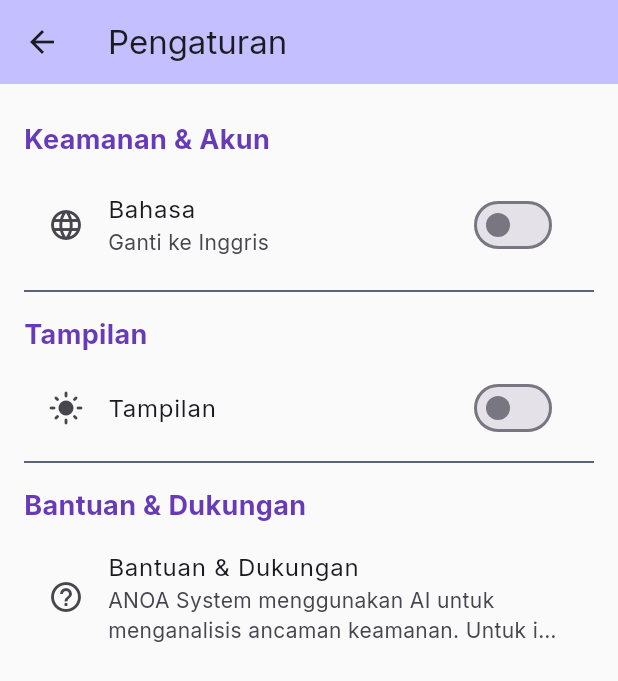
After one commit to Ghafardev/A.N.O.A, a Flutter app: the SettingsPage screen opened directly, after a tap on "Language", after a tap on "Tampilan", on a phone screen of 412 x 824 dp. The commit adds this screen. Shown: the top 681 px of the screen. Run offline on Flutter 3.47's test engine with Material 3 defaults, Android fonts, the phone set to English and light mode, and no system bars; our stand-ins replace fl_chart, google_fonts.

Commit message:
Code syncronization and cleaning frontend/backend folder otside ANOA_System

```diff
--- a/ANOA_System/frontend/lib/main.dart
+++ b/ANOA_System/frontend/lib/main.dart
@@ -1,54 +1,109 @@
 import 'package:flutter/material.dart';
 import 'package:google_fonts/google_fonts.dart';
+import 'package:provider/provider.dart';
 import 'ui/dashboard.dart';
 
 void main() {
-  runApp(const AnoaApp());
+  runApp(
+    MultiProvider(
+      providers: [
+        ChangeNotifierProvider(create: (_) => ThemeProvider()),
+        ChangeNotifierProvider(create: (_) => LanguageProvider()),
+      ],
+      child: const AnoaApp(),
+    ),
+  );
 }
+
+class ThemeProvider with ChangeNotifier {
+  bool _isDarkMode = true;
+  bool get isDarkMode => _isDarkMode;
+
+  void toggleTheme() {
+    _isDarkMode = !_isDarkMode;
+    notifyListeners();
+  }
+}
+
+class LanguageProvider with ChangeNotifier {
+  bool _isEnglish = true;
+  bool get isEnglish => _isEnglish;
+
+  Map<String, String> get labels => _isEnglish ? _en : _id;
+
+  static const Map<String, String> _en = {
+    'settings': 'Settings',
+    'account': 'Security & Account',
+    'language': 'Language',
+    'theme': 'Appearance',
+    'help': 'Help & Support',
+    'help_content': 'ANOA System uses AI to analyze security threats. For more info, contact the Purple Team.',
+  };
+
+  static const Map<String, String> _id = {
+    'settings': 'Pengaturan',
+    'account': 'Keamanan & Akun',
+    'language': 'Bahasa',
+    'theme': 'Tampilan',
+    'help': 'Bantuan & Dukungan',
+    'help_content': 'ANOA System menggunakan AI untuk menganalisis ancaman keamanan. Untuk informasi lebih lanjut, hubungi Purple Team.',
+  };
+
+  void toggleLanguage() {
+    _isEnglish = !_isEnglish;
+    notifyListeners();
+  }
+}
+
 
 class AnoaApp extends StatelessWidget {
   const AnoaApp({super.key});
 
   @override
   Widget build(BuildContext context) {
+    final themeProvider = Provider.of<ThemeProvider>(context);
+
     return MaterialApp(
       title: 'ANOA System – Purple Team AI',
       debugShowCheckedModeBanner: false,
-      theme: _buildTheme(),
+      themeMode: themeProvider.isDarkMode ? ThemeMode.dark : ThemeMode.light,
+      theme: _buildTheme(Brightness.light),
+      darkTheme: _buildTheme(Brightness.dark),
       home: const DashboardScreen(),
     );
   }
 
-  ThemeData _buildTheme() {
-    const bg = Color(0xFF0A0E1A);
-    const surface = Color(0xFF101626);
+  ThemeData _buildTheme(Brightness brightness) {
+    final isDark = brightness == Brightness.dark;
+
+    final bg = isDark ? const Color(0xFF0A0E1A) : Colors.grey[50];
+    final surface = isDark ? const Color(0xFF101626) : Colors.white;
     const primary = Color(0xFF6C63FF);
     const secondary = Color(0xFF00E5FF);
 
-    final base = ThemeData.dark(useMaterial3: true);
+    final base = isDark ? ThemeData.dark(useMaterial3: true) : ThemeData.light(useMaterial3: true);
+
     return base.copyWith(
       scaffoldBackgroundColor: bg,
-      colorScheme: const ColorScheme.dark(
+      colorScheme: ColorScheme.fromSeed(
+        seedColor: primary,
+        brightness: brightness,
         primary: primary,
         secondary: secondary,
         surface: surface,
-        onPrimary: Colors.white,
-        onSecondary: Colors.black,
-        onSurface: Colors.white,
-        tertiary: Color(0xFF34D399),
-        error: Color(0xFFF87171),
+        error: const Color(0xFFF87171),
       ),
       textTheme: GoogleFonts.interTextTheme(base.textTheme).apply(
-        bodyColor: Colors.white,
-        displayColor: Colors.white,
+        bodyColor: isDark ? Colors.white : Colors.black87,
+        displayColor: isDark ? Colors.white : Colors.black87,
       ),
       cardTheme: CardThemeData(
-        color: const Color(0xFF1A2035),
+        color: isDark ? const Color(0xFF1A2035) : Colors.white,
         elevation: 0,
         margin: EdgeInsets.zero,
         shape: RoundedRectangleBorder(
           borderRadius: BorderRadius.circular(16),
-          side: const BorderSide(color: Color(0xFF283050), width: 1),
+          side: BorderSide(color: isDark ? const Color(0xFF283050) : Colors.grey[300]!, width: 1),
         ),
       ),
       dividerTheme: const DividerThemeData(color: Color(0xFF283050)),
--- /dev/null
+++ b/ANOA_System/frontend/lib/settings_page.dart
@@ -0,0 +1,74 @@
+import 'package:flutter/material.dart';
+import 'package:provider/provider.dart';
+import 'main.dart';
+
+class SettingsPage extends StatelessWidget {
+  const SettingsPage({super.key});
+
+  @override
+  Widget build(BuildContext context) {
+    final lang = Provider.of<LanguageProvider>(context);
+    final theme = Provider.of<ThemeProvider>(context);
+
+    return Scaffold(
+      appBar: AppBar(
+        title: Text(lang.labels['settings']!),
+        backgroundColor: Theme.of(context).colorScheme.inversePrimary,
+      ),
+      body: ListView(
+        padding: const EdgeInsets.all(16.0),
+        children: [
+          _buildSectionHeader(lang.labels['account']!),
+          SwitchListTile(
+            title: Text(lang.labels['language']!),
+            subtitle: Text(lang.isEnglish ? "Switch to Indonesia" : "Ganti ke Inggris"),
+            secondary: const Icon(Icons.language),
+            value: lang.isEnglish,
+            onChanged: (bool value) => lang.toggleLanguage(),
+          ),
+          const Divider(),
+          _buildSectionHeader(lang.labels['theme']!),
+          SwitchListTile(
+            title: Text(lang.labels['theme']!),
+            secondary: Icon(theme.isDarkMode ? Icons.dark_mode : Icons.light_mode),
+            value: theme.isDarkMode,
+            onChanged: (bool value) => theme.toggleTheme(),
+          ),
+          const Divider(),
+          _buildSectionHeader(lang.labels['help']!),
+          ListTile(
+            title: Text(lang.labels['help']!),
+            subtitle: Text(lang.labels['help_content']!, maxLines: 2, overflow: TextOverflow.ellipsis),
+            leading: const Icon(Icons.help_outline),
+            onTap: () {
+              showDialog(
+                context: context,
+                builder: (context) => AlertDialog(
+                  title: Text(lang.labels['help']!),
+                  content: Text(lang.labels['help_content']!),
+                  actions: [
+                    TextButton(onPressed: () => Navigator.pop(context), child: const Text("OK")),
+                  ],
+                ),
+              );
+            },
+          ),
+        ],
+      ),
+    );
+  }
+
+  Widget _buildSectionHeader(String title) {
+    return Padding(
+      padding: const EdgeInsets.symmetric(vertical: 8.0),
+      child: Text(
+        title,
+        style: const TextStyle(
+          fontSize: 18,
+          fontWeight: FontWeight.bold,
+          color: Colors.deepPurple,
+        ),
+      ),
+    );
+  }
+}
```
Also changed, not shown: frontend/analysis_options.yaml (deleted, +0 -28 lines), frontend/lib/main.dart (deleted, +0 -211 lines), frontend/lib/settings_page.dart (deleted, +0 -59 lines), frontend/pubspec.yaml (deleted, +0 -90 lines), frontend/pubspec.lock (deleted), 129 other files.
